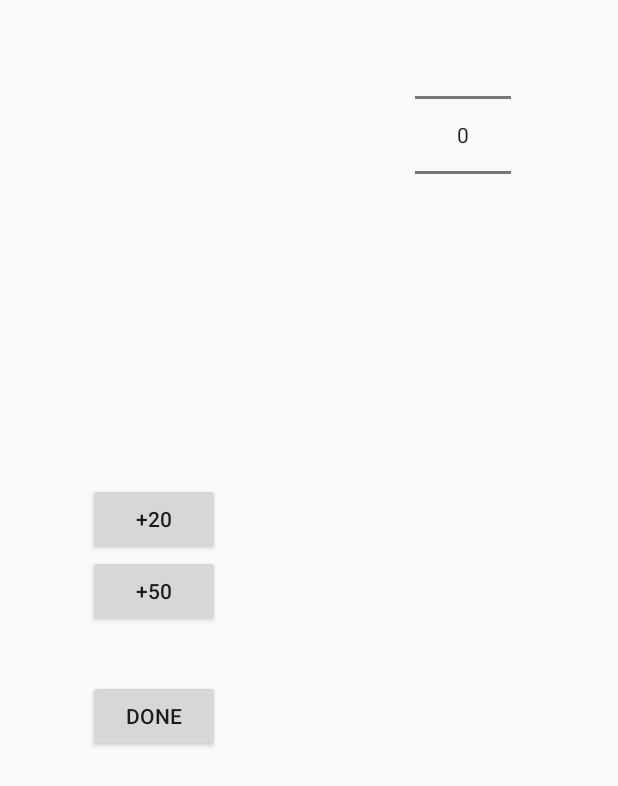
After one commit to stephendiadamo/readlist, an Android app: the layout dialog_set_book_current_page.xml on its own in the app's theme, with its tools: preview values and no code run, on a phone screen of 412 x 824 dp. The commit adds this screen. Shown: the top 786 px of the screen. Run offline under Robolectric (Android 15) with nearby library versions, the phone set to English and light mode, and no system bars.

Commit message:
Book actions - Ability to update current page in book - Created a dialog for page updates

```diff
--- /dev/null
+++ b/app/src/main/res/layout/dialog_set_book_current_page.xml
@@ -0,0 +1,54 @@
+<?xml version="1.0" encoding="utf-8"?>
+<LinearLayout xmlns:android="http://schemas.android.com/apk/res/android"
+    android:layout_width="match_parent"
+    android:layout_height="match_parent"
+    android:orientation="horizontal"
+    android:weightSum="1.0">
+
+    <LinearLayout
+        android:layout_width="0dp"
+        android:layout_height="fill_parent"
+        android:layout_weight="0.5"
+        android:gravity="center_vertical"
+        android:orientation="vertical">
+
+        <Button
+            android:id="@+id/set_page_plus_twenty"
+            android:layout_width="wrap_content"
+            android:layout_height="wrap_content"
+            android:layout_gravity="center_horizontal"
+            android:padding="5dp"
+            android:text="@string/plus_twenty" />
+
+        <Button
+            android:id="@+id/set_page_plus_fifty"
+            android:layout_width="wrap_content"
+            android:layout_height="wrap_content"
+            android:layout_gravity="center_horizontal"
+            android:padding="10dp"
+            android:text="@string/plus_fifty" />
+
+        <Button
+            android:id="@+id/set_page_done"
+            android:layout_width="wrap_content"
+            android:layout_height="wrap_content"
+            android:layout_gravity="center_horizontal"
+            android:layout_marginTop="35dp"
+            android:padding="10dp"
+            android:text="@string/done" />
+    </LinearLayout>
+
+    <LinearLayout
+        android:layout_width="0dp"
+        android:layout_height="fill_parent"
+        android:layout_gravity="center_vertical"
+        android:layout_weight="0.5"
+        android:orientation="vertical">
+
+        <NumberPicker
+            android:id="@+id/set_page_picker"
+            android:layout_width="wrap_content"
+            android:layout_height="wrap_content"
+            android:layout_gravity="center_horizontal" />
+    </LinearLayout>
+</LinearLayout>
--- a/app/src/main/res/values/strings.xml
+++ b/app/src/main/res/values/strings.xml
@@ -31,5 +31,8 @@
     <string name="delete_book">Delete Book</string>
     <string name="new_page_number">Number of Pages:</string>
     <string name="Update">Update</string>
+    <string name="plus_twenty">+20</string>
+    <string name="plus_fifty">+50</string>
+    <string name="done">Done</string>
 
 </resources>
```
Also changed, not shown: app/src/main/java/com/s_diadamo/readlist/book/BookFragment.java (+9 -1 lines), app/src/main/java/com/s_diadamo/readlist/book/BookMenuActions.java (+41 -0 lines).
